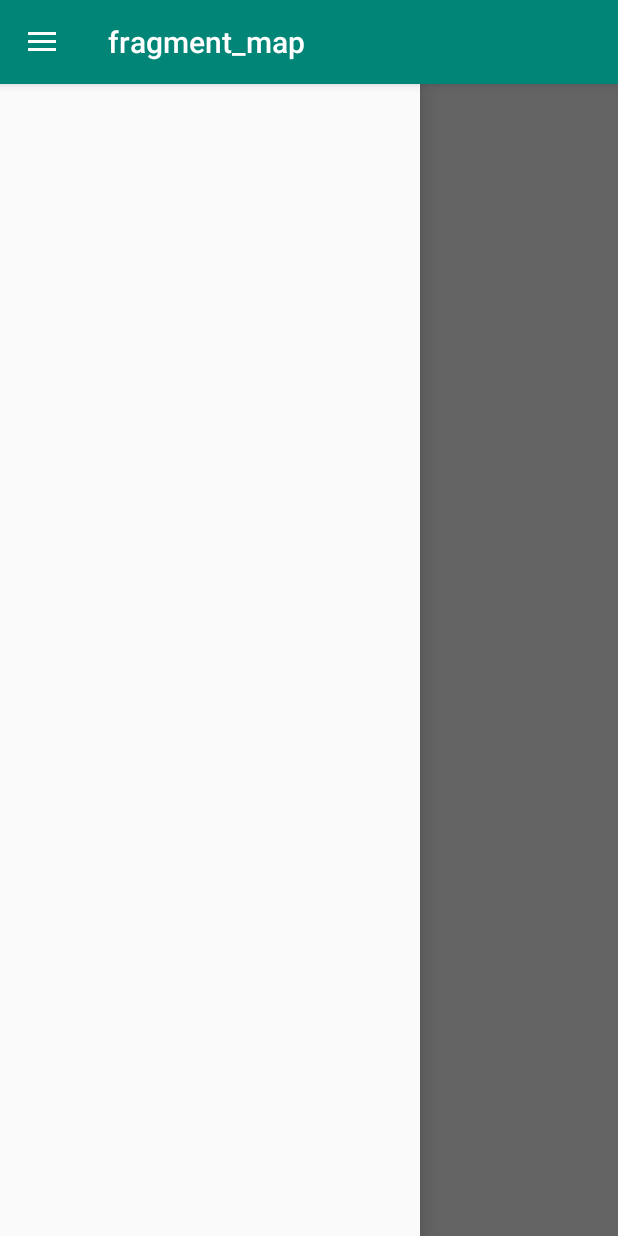
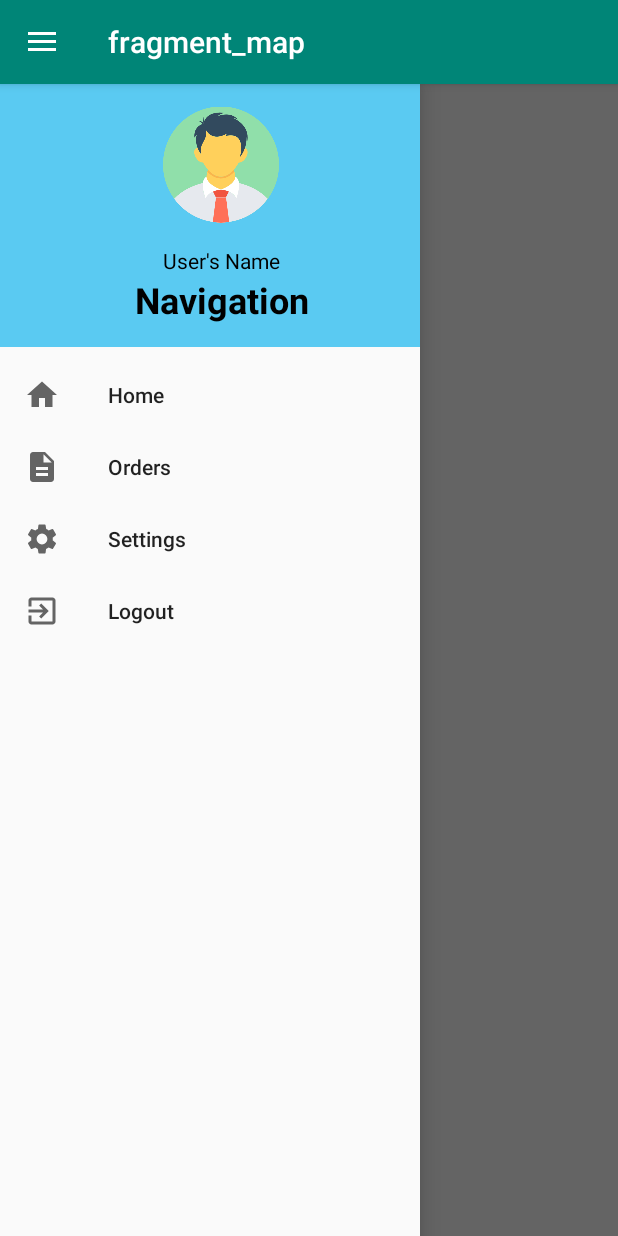
Before and after one commit to sguttula/AndroidFinalProject, an Android app: the screen it shows after launch (MainActivity), with the side drawer open, on a phone screen of 412 x 824 dp. Run offline under Robolectric (Android 15) with nearby library versions, the phone set to English and light mode, and no system bars; our stand-ins replace Firebase (no records; nobody signed in at launch, a user with empty details on screens opened directly), data binding, navigation-ui; 1 statement that could not run was skipped.

Commit message:
init Misael

```diff
--- /dev/null
+++ b/app/src/main/res/drawable/ic_description_black_24dp.xml
@@ -0,0 +1,9 @@
+<vector xmlns:android="http://schemas.android.com/apk/res/android"
+        android:width="24dp"
+        android:height="24dp"
+        android:viewportWidth="24.0"
+        android:viewportHeight="24.0">
+    <path
+        android:fillColor="#FF000000"
+        android:pathData="M14,2L6,2c-1.1,0 -1.99,0.9 -1.99,2L4,20c0,1.1 0.89,2 1.99,2L18,22c1.1,0 2,-0.9 2,-2L20,8l-6,-6zM16,18L8,18v-2h8v2zM16,14L8,14v-2h8v2zM13,9L13,3.5L18.5,9L13,9z"/>
+</vector>
--- /dev/null
+++ b/app/src/main/res/drawable/ic_exit_to_app_black_24dp.xml
@@ -0,0 +1,9 @@
+<vector xmlns:android="http://schemas.android.com/apk/res/android"
+        android:width="24dp"
+        android:height="24dp"
+        android:viewportWidth="24.0"
+        android:viewportHeight="24.0">
+    <path
+        android:fillColor="#FF000000"
+        android:pathData="M10.09,15.59L11.5,17l5,-5 -5,-5 -1.41,1.41L12.67,11H3v2h9.67l-2.58,2.59zM19,3H5c-1.11,0 -2,0.9 -2,2v4h2V5h14v14H5v-4H3v4c0,1.1 0.89,2 2,2h14c1.1,0 2,-0.9 2,-2V5c0,-1.1 -0.9,-2 -2,-2z"/>
+</vector>
--- /dev/null
+++ b/app/src/main/res/drawable/ic_home_black_24dp.xml
@@ -0,0 +1,9 @@
+<vector xmlns:android="http://schemas.android.com/apk/res/android"
+        android:width="24dp"
+        android:height="24dp"
+        android:viewportWidth="24.0"
+        android:viewportHeight="24.0">
+    <path
+        android:fillColor="#FF000000"
+        android:pathData="M10,20v-6h4v6h5v-8h3L12,3 2,12h3v8z"/>
+</vector>
--- /dev/null
+++ b/app/src/main/res/drawable/ic_settings_black_24dp.xml
@@ -0,0 +1,9 @@
+<vector xmlns:android="http://schemas.android.com/apk/res/android"
+        android:width="24dp"
+        android:height="24dp"
+        android:viewportWidth="24"
+        android:viewportHeight="24">
+    <path
+        android:fillColor="#FF000000"
+        android:pathData="M19.1,12.9a2.8,2.8 0,0 0,0.1 -0.9,2.8 2.8,0 0,0 -0.1,-0.9l2.1,-1.6a0.7,0.7 0,0 0,0.1 -0.6L19.4,5.5a0.7,0.7 0,0 0,-0.6 -0.2l-2.4,1a6.5,6.5 0,0 0,-1.6 -0.9l-0.4,-2.6a0.5,0.5 0,0 0,-0.5 -0.4H10.1a0.5,0.5 0,0 0,-0.5 0.4L9.3,5.4a5.6,5.6 0,0 0,-1.7 0.9l-2.4,-1a0.4,0.4 0,0 0,-0.5 0.2l-2,3.4c-0.1,0.2 0,0.4 0.2,0.6l2,1.6a2.8,2.8 0,0 0,-0.1 0.9,2.8 2.8,0 0,0 0.1,0.9L2.8,14.5a0.7,0.7 0,0 0,-0.1 0.6l1.9,3.4a0.7,0.7 0,0 0,0.6 0.2l2.4,-1a6.5,6.5 0,0 0,1.6 0.9l0.4,2.6a0.5,0.5 0,0 0,0.5 0.4h3.8a0.5,0.5 0,0 0,0.5 -0.4l0.3,-2.6a5.6,5.6 0,0 0,1.7 -0.9l2.4,1a0.4,0.4 0,0 0,0.5 -0.2l2,-3.4c0.1,-0.2 0,-0.4 -0.2,-0.6ZM12,15.6A3.6,3.6 0,1 1,15.6 12,3.6 3.6,0 0,1 12,15.6Z"/>
+</vector>
--- a/app/src/main/res/layout/activity_main.xml
+++ b/app/src/main/res/layout/activity_main.xml
@@ -37,7 +37,8 @@
             android:layout_width="wrap_content"
             android:layout_height="match_parent"
             android:layout_gravity="start"
-            app:menu="@menu/navdrawer_menu"
+            app:headerLayout="@layout/nav_header_user"
+            app:menu="@menu/navdrawer_menu_user"
             />
 
     </androidx.drawerlayout.widget.DrawerLayout>
--- /dev/null
+++ b/app/src/main/res/layout/nav_header_user.xml
@@ -0,0 +1,38 @@
+<?xml version="1.0" encoding="utf-8"?>
+<LinearLayout
+    xmlns:android="http://schemas.android.com/apk/res/android"
+    xmlns:app="http://schemas.android.com/apk/res-auto"
+    android:layout_width="match_parent"
+    android:layout_height="175dp"
+    android:background="@color/topbar"
+    android:orientation="vertical"
+    android:gravity="bottom"
+    android:paddingLeft="15dp"
+    android:paddingBottom="15dp">
+
+    <ImageView
+        android:id="@+id/imageView"
+        android:layout_width="77dp"
+        android:layout_height="78dp"
+        android:layout_gravity="center"
+        android:layout_marginBottom="15dp"
+        app:srcCompat="@drawable/man" />
+
+    <TextView
+        android:id="@+id/textView"
+        android:text="User's Name"
+        android:layout_width="match_parent"
+        android:layout_height="wrap_content"
+        android:textAlignment="center"
+        android:textColor="@color/black" />
+
+    <TextView
+        android:layout_width="match_parent"
+        android:layout_height="wrap_content"
+        android:text="Navigation"
+        android:textAlignment="center"
+        android:textColor="@color/black"
+        android:textSize="24sp"
+        android:textStyle="bold" />
+
+</LinearLayout>
--- a/app/src/main/res/menu/navdrawer_menu.xml
+++ /dev/null
@@ -1,4 +0,0 @@
-<?xml version="1.0" encoding="utf-8"?>
-<menu xmlns:android="http://schemas.android.com/apk/res/android">
-
-</menu>
--- /dev/null
+++ b/app/src/main/res/menu/navdrawer_menu_user.xml
@@ -0,0 +1,20 @@
+<?xml version="1.0" encoding="utf-8"?>
+<menu xmlns:android="http://schemas.android.com/apk/res/android">
+    <item
+        android:id="@+id/test"
+        android:title="Home"
+        android:icon="@drawable/ic_home_black_24dp"/>
+    <item
+        android:id="@+id/passorders"
+        android:title="Orders"
+        android:icon="@drawable/ic_description_black_24dp"/>
+    <item
+        android:id="@+id/Settings"
+        android:title="Settings"
+        android:icon="@drawable/ic_settings_black_24dp"/>
+    <item
+        android:id="@+id/logoutFragment"
+        android:title="Logout"
+        android:icon="@drawable/ic_exit_to_app_black_24dp"/>
+
+</menu>
--- a/app/src/main/res/values/colors.xml
+++ b/app/src/main/res/values/colors.xml
@@ -3,4 +3,7 @@
     <color name="colorPrimary">#008577</color>
     <color name="colorPrimaryDark">#00574B</color>
     <color name="colorAccent">#D81B60</color>
+    <color name="topbar">#5ACAF2</color>
+    <color name="black">#000000</color>
+    <color name="white">#FFFFFF</color>
 </resources>
```
Also changed, not shown: app/src/main/res/drawable/man.png (added).
